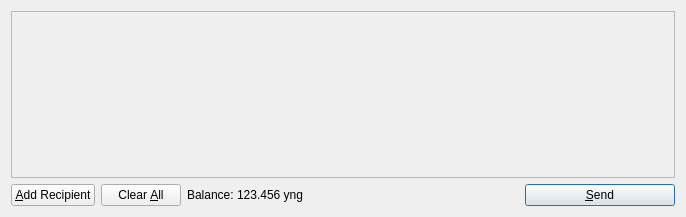
This is src/qt/forms/sendcoinsdialog.ui in yungcloud/cloudcoin as Qt 5 draws it before an edit. The edited form follows.
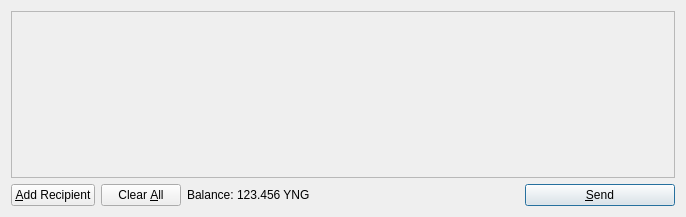
This is the edited form. Icons and pictures are not drawn.

The edit to the form file:
```diff
--- a/src/qt/forms/sendcoinsdialog.ui
+++ b/src/qt/forms/sendcoinsdialog.ui
@@ -119,7 +119,7 @@
           <cursorShape>IBeamCursor</cursorShape>
          </property>
          <property name="text">
-          <string>123.456 yng</string>
+          <string>123.456 YNG</string>
          </property>
          <property name="textInteractionFlags">
           <set>Qt::LinksAccessibleByMouse|Qt::TextSelectableByKeyboard|Qt::TextSelectableByMouse</set>
```
